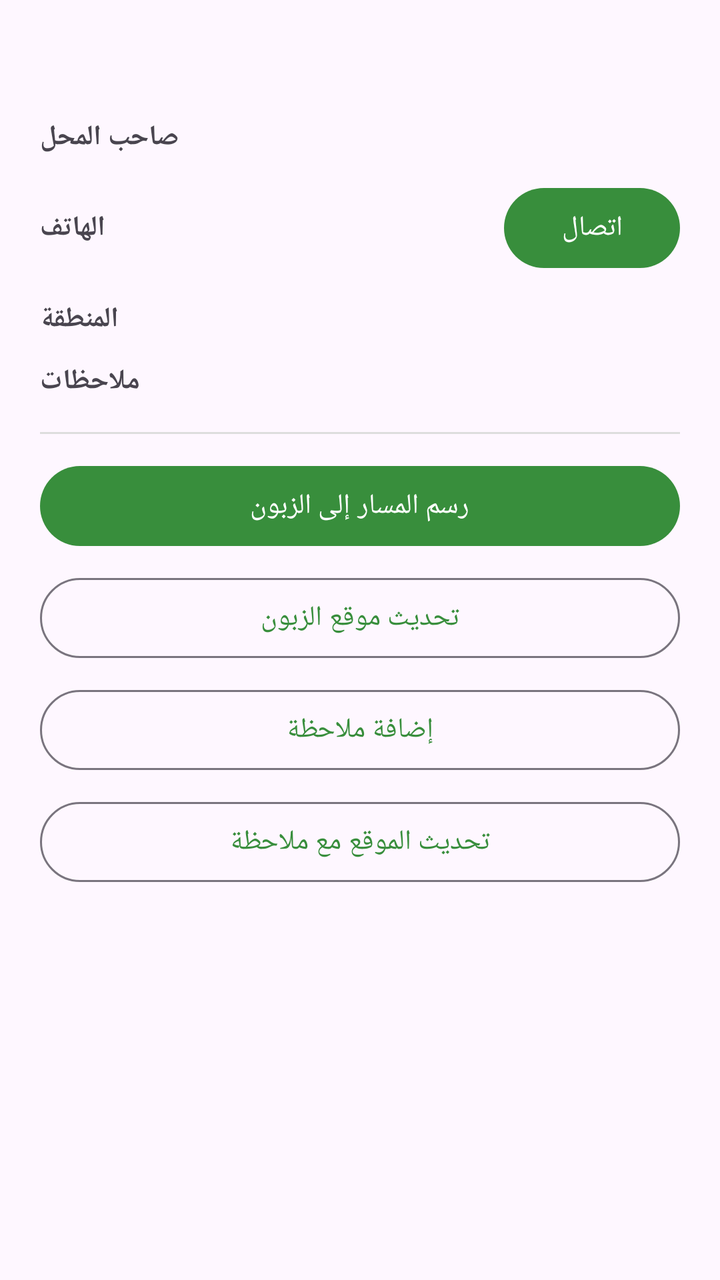
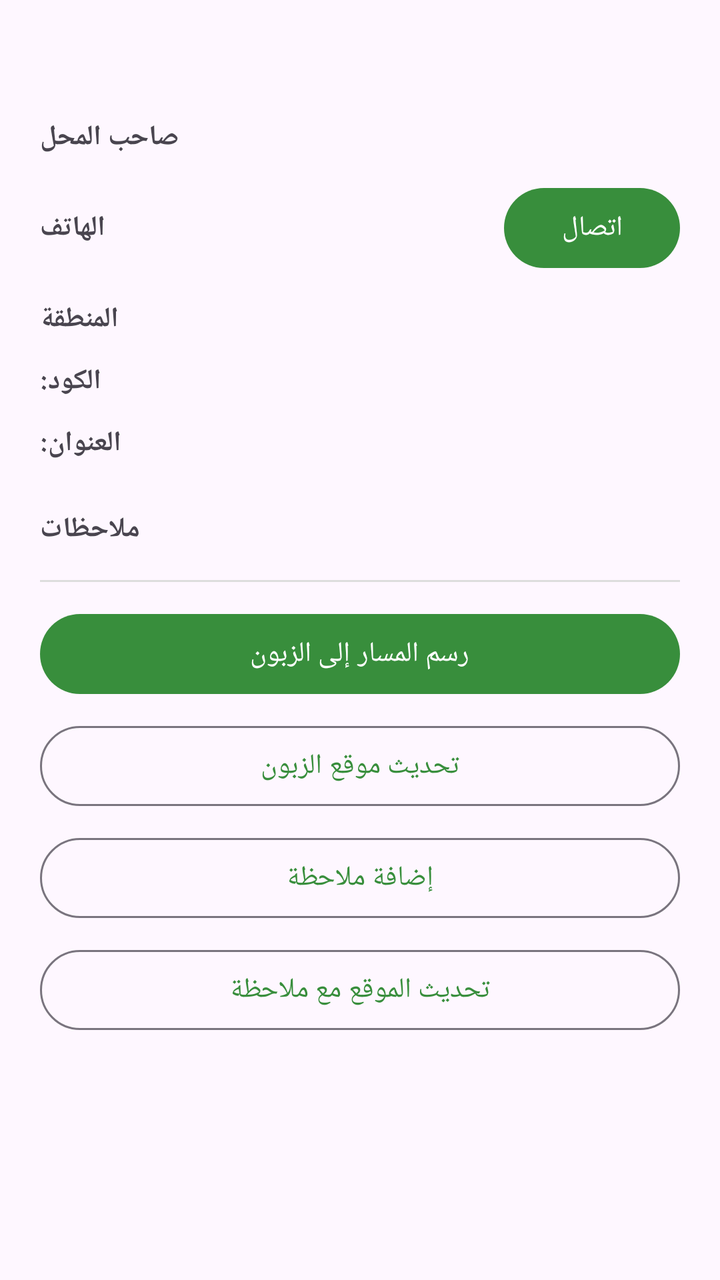

An Android layout rendered at two revisions. The XML below is the earlier revision; the diff shows what the commit changed to produce the second picture.
<!-- AndroidManifest.xml: application theme Theme.RepGuide -->
<!-- res/layout/dialog_store.xml -->
<?xml version="1.0" encoding="utf-8"?>
<LinearLayout xmlns:android="http://schemas.android.com/apk/res/android"
    android:layout_width="match_parent"
    android:layout_height="wrap_content"
    android:orientation="vertical"
    android:padding="20dp">

    <TextView
        android:id="@+id/storeNameText"
        android:layout_width="match_parent"
        android:layout_height="wrap_content"
        android:textColor="?attr/colorPrimary"
        android:textSize="20sp"
        android:textStyle="bold" />

    <LinearLayout
        android:id="@+id/rowOwner"
        android:layout_width="match_parent"
        android:layout_height="wrap_content"
        android:layout_marginTop="12dp"
        android:orientation="horizontal">

        <TextView
            android:layout_width="wrap_content"
            android:layout_height="wrap_content"
            android:text="@string/owner_name"
            android:textStyle="bold" />

        <TextView
            android:id="@+id/ownerValue"
            android:layout_width="0dp"
            android:layout_height="wrap_content"
            android:layout_marginStart="8dp"
            android:layout_weight="1" />
    </LinearLayout>

    <LinearLayout
        android:id="@+id/rowPhone"
        android:layout_width="match_parent"
        android:layout_height="wrap_content"
        android:layout_marginTop="12dp"
        android:gravity="center_vertical"
        android:orientation="horizontal">

        <TextView
            android:layout_width="wrap_content"
            android:layout_height="wrap_content"
            android:text="@string/phone"
            android:textStyle="bold" />

        <TextView
            android:id="@+id/phoneValue"
            android:layout_width="0dp"
            android:layout_height="wrap_content"
            android:layout_marginStart="8dp"
            android:layout_weight="1" />

        <com.google.android.material.button.MaterialButton
            android:id="@+id/callButton"
            android:layout_width="wrap_content"
            android:layout_height="wrap_content"
            android:text="@string/call" />
    </LinearLayout>

    <LinearLayout
        android:id="@+id/rowRegion"
        android:layout_width="match_parent"
        android:layout_height="wrap_content"
        android:layout_marginTop="12dp"
        android:orientation="horizontal">

        <TextView
            android:layout_width="wrap_content"
            android:layout_height="wrap_content"
            android:text="@string/region"
            android:textStyle="bold" />

        <TextView
            android:id="@+id/regionValue"
            android:layout_width="0dp"
            android:layout_height="wrap_content"
            android:layout_marginStart="8dp"
            android:layout_weight="1" />
    </LinearLayout>

    <LinearLayout
        android:id="@+id/rowNotes"
        android:layout_width="match_parent"
        android:layout_height="wrap_content"
        android:layout_marginTop="12dp"
        android:orientation="horizontal">

        <TextView
            android:layout_width="wrap_content"
            android:layout_height="wrap_content"
            android:text="@string/notes"
            android:textStyle="bold" />

        <TextView
            android:id="@+id/notesValue"
            android:layout_width="0dp"
            android:layout_height="wrap_content"
            android:layout_marginStart="8dp"
            android:layout_weight="1" />
    </LinearLayout>

    <View
        android:layout_width="match_parent"
        android:layout_height="1dp"
        android:layout_marginTop="16dp"
        android:background="#DDDDDD" />

    <LinearLayout
        android:layout_width="match_parent"
        android:layout_height="wrap_content"
        android:layout_marginTop="12dp"
        android:orientation="vertical">

        <com.google.android.material.button.MaterialButton
            android:id="@+id/drawRouteButton"
            android:layout_width="match_parent"
            android:layout_height="wrap_content"
            android:text="@string/draw_route" />

        <com.google.android.material.button.MaterialButton
            android:id="@+id/updateLocationButton"
            style="@style/Widget.Material3.Button.OutlinedButton"
            android:layout_width="match_parent"
            android:layout_height="wrap_content"
            android:layout_marginTop="8dp"
            android:text="@string/update_location" />

        <com.google.android.material.button.MaterialButton
            android:id="@+id/addNoteButton"
            style="@style/Widget.Material3.Button.OutlinedButton"
            android:layout_width="match_parent"
            android:layout_height="wrap_content"
            android:layout_marginTop="8dp"
            android:text="@string/add_note" />

        <com.google.android.material.button.MaterialButton
            android:id="@+id/updateBothButton"
            style="@style/Widget.Material3.Button.OutlinedButton"
            android:layout_width="match_parent"
            android:layout_height="wrap_content"
            android:layout_marginTop="8dp"
            android:text="@string/update_location_with_note" />
    </LinearLayout>
</LinearLayout>
<!-- resources referenced by this layout -->
<resources>
  <string name="add_note">إضافة ملاحظة</string>
  <string name="call">اتصال</string>
  <string name="draw_route">رسم المسار إلى الزبون</string>
  <string name="notes">ملاحظات</string>
  <string name="owner_name">صاحب المحل</string>
  <string name="phone">الهاتف</string>
  <string name="region">المنطقة</string>
  <string name="update_location">تحديث موقع الزبون</string>
  <string name="update_location_with_note">تحديث الموقع مع ملاحظة</string>
  <style name="Theme.RepGuide" parent="Theme.Material3.DayNight.NoActionBar">
          <item name="colorPrimary">@color/green_700</item>
          <item name="colorOnPrimary">@color/white</item>
          <item name="colorPrimaryContainer">@color/green_900</item>
          <item name="colorSecondary">@color/amber_500</item>
      </style>
  <color name="green_700">#388E3C</color>
  <color name="white">#FFFFFF</color>
  <color name="green_900">#1B5E20</color>
  <color name="amber_500">#FFC107</color>
</resources>

<!-- the commit's change to res/layout/dialog_store.xml (unified diff, before → after) -->
@@ -84,6 +84,55 @@
     </LinearLayout>
 
     <LinearLayout
+        android:id="@+id/rowCode"
+        android:layout_width="match_parent"
+        android:layout_height="wrap_content"
+        android:layout_marginTop="12dp"
+        android:orientation="horizontal">
+
+        <TextView
+            android:layout_width="wrap_content"
+            android:layout_height="wrap_content"
+            android:text="@string/customer_code"
+            android:textStyle="bold" />
+
+        <TextView
+            android:id="@+id/codeValue"
+            android:layout_width="0dp"
+            android:layout_height="wrap_content"
+            android:layout_marginStart="8dp"
+            android:layout_weight="1" />
+    </LinearLayout>
+
+    <LinearLayout
+        android:id="@+id/rowAddress"
+        android:layout_width="match_parent"
+        android:layout_height="wrap_content"
+        android:layout_marginTop="12dp"
+        android:orientation="horizontal">
+
+        <TextView
+            android:layout_width="wrap_content"
+            android:layout_height="wrap_content"
+            android:text="@string/address"
+            android:textStyle="bold" />
+
+        <TextView
+            android:id="@+id/addressValue"
+            android:layout_width="0dp"
+            android:layout_height="wrap_content"
+            android:layout_marginStart="8dp"
+            android:layout_weight="1" />
+    </LinearLayout>
+
+    <LinearLayout
+        android:id="@+id/basketsContainer"
+        android:layout_width="match_parent"
+        android:layout_height="wrap_content"
+        android:layout_marginTop="12dp"
+        android:orientation="vertical" />
+
+    <LinearLayout
         android:id="@+id/rowNotes"
         android:layout_width="match_parent"
         android:layout_height="wrap_content"
<!-- resource entries referenced after the edit -->
@@ -1,7 +1,9 @@
 <!-- resources referenced by this layout -->
 <resources>
   <string name="add_note">إضافة ملاحظة</string>
+  <string name="address">العنوان:</string>
   <string name="call">اتصال</string>
+  <string name="customer_code">الكود:</string>
   <string name="draw_route">رسم المسار إلى الزبون</string>
   <string name="notes">ملاحظات</string>
   <string name="owner_name">صاحب المحل</string>
